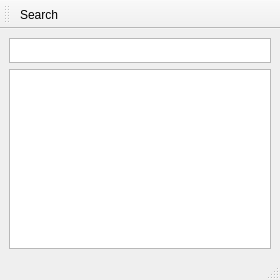
Old version of the form droppableswindow.ui in the repository jarusll/tokri.
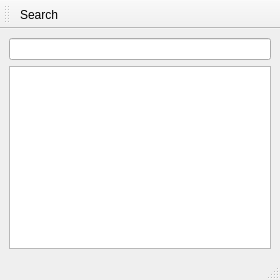
New version of the form. Icons and pictures are not drawn.

Commit message: replace text edit with line edit for searchbar

Patch:
```diff
--- a/droppableswindow.ui
+++ b/droppableswindow.ui
@@ -16,32 +16,7 @@
   <widget class="QWidget" name="centralwidget">
    <layout class="QVBoxLayout" name="verticalLayout">
     <item>
-     <widget class="QPlainTextEdit" name="searchBar">
-      <property name="sizePolicy">
-       <sizepolicy hsizetype="Expanding" vsizetype="Fixed">
-        <horstretch>0</horstretch>
-        <verstretch>0</verstretch>
-       </sizepolicy>
-      </property>
-      <property name="minimumSize">
-       <size>
-        <width>0</width>
-        <height>25</height>
-       </size>
-      </property>
-      <property name="maximumSize">
-       <size>
-        <width>16777215</width>
-        <height>25</height>
-       </size>
-      </property>
-      <property name="verticalScrollBarPolicy">
-       <enum>Qt::ScrollBarPolicy::ScrollBarAlwaysOff</enum>
-      </property>
-      <property name="horizontalScrollBarPolicy">
-       <enum>Qt::ScrollBarPolicy::ScrollBarAlwaysOff</enum>
-      </property>
-     </widget>
+     <widget class="QLineEdit" name="searchBar"/>
     </item>
     <item>
      <widget class="QListView" name="listView"/>
```
Left out of the diff: 22 changed lines with no effect on the pictures.
